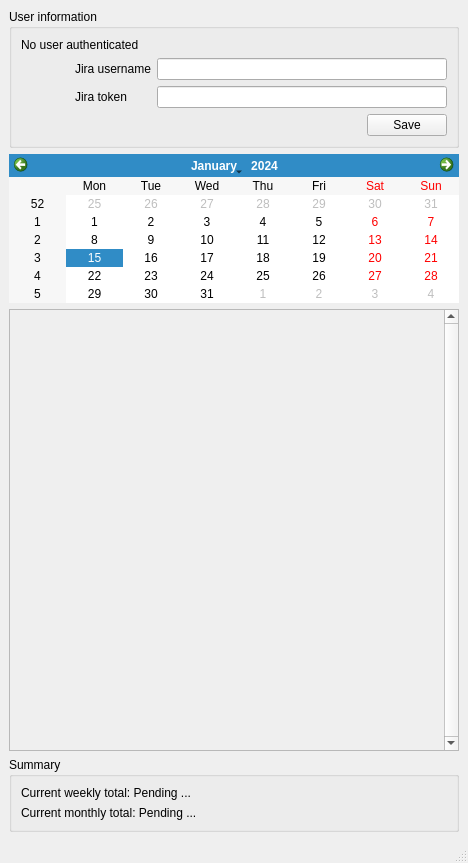
First picture: the form in mainwindow.ui, repository llob/kronos, before the edit.
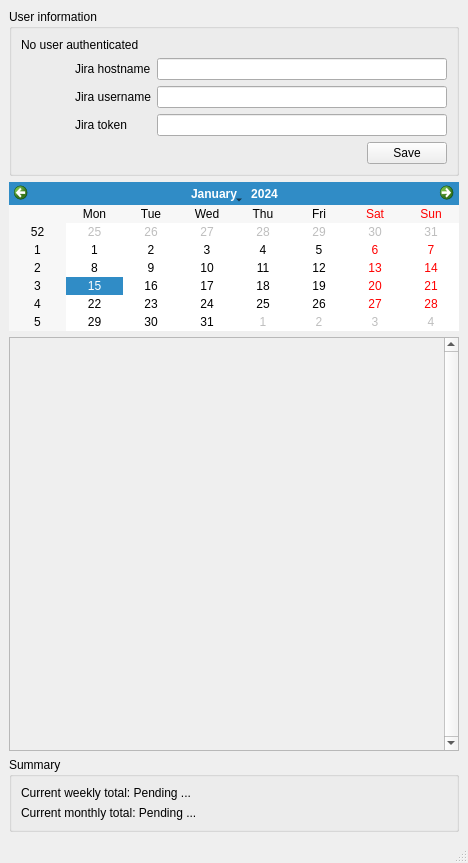
Second picture: the form after the edit.

Diff of the .ui file:
```diff
--- a/mainwindow.ui
+++ b/mainwindow.ui
@@ -74,24 +74,10 @@
          </item>
          <item>
           <layout class="QGridLayout" name="gridLayout">
-           <item row="0" column="0">
-            <widget class="QLabel" name="jiraUsernameLabel">
-             <property name="text">
-              <string>Jira username</string>
-             </property>
-            </widget>
+           <item row="1" column="1">
+            <widget class="QLineEdit" name="jiraUsernameLineEdit"/>
            </item>
-           <item row="2" column="0">
-            <widget class="QLabel" name="jiraTokenLabel">
-             <property name="text">
-              <string>Jira token</string>
-             </property>
-            </widget>
-           </item>
-           <item row="2" column="1">
-            <widget class="QLineEdit" name="jiraTokenLineEdit"/>
-           </item>
-           <item row="3" column="1">
+           <item row="5" column="1">
             <layout class="QHBoxLayout" name="horizontalLayout">
              <item>
               <spacer name="horizontalSpacer">
@@ -115,8 +101,32 @@
              </item>
             </layout>
            </item>
+           <item row="3" column="1">
+            <widget class="QLineEdit" name="jiraTokenLineEdit"/>
+           </item>
+           <item row="3" column="0">
+            <widget class="QLabel" name="jiraTokenLabel">
+             <property name="text">
+              <string>Jira token</string>
+             </property>
+            </widget>
+           </item>
+           <item row="1" column="0">
+            <widget class="QLabel" name="jiraUsernameLabel">
+             <property name="text">
+              <string>Jira username</string>
+             </property>
+            </widget>
+           </item>
+           <item row="0" column="0">
+            <widget class="QLabel" name="label">
+             <property name="text">
+              <string>Jira hostname</string>
+             </property>
+            </widget>
+           </item>
            <item row="0" column="1">
-            <widget class="QLineEdit" name="jiraUsernameLineEdit"/>
+            <widget class="QLineEdit" name="jiraHostnameLineEdit"/>
            </item>
           </layout>
          </item>
@@ -142,7 +152,7 @@
          <x>0</x>
          <y>0</y>
          <width>431</width>
-         <height>403</height>
+         <height>377</height>
         </rect>
        </property>
       </widget>
```
Left out of the diff: 8 changed lines with no effect on the pictures.
